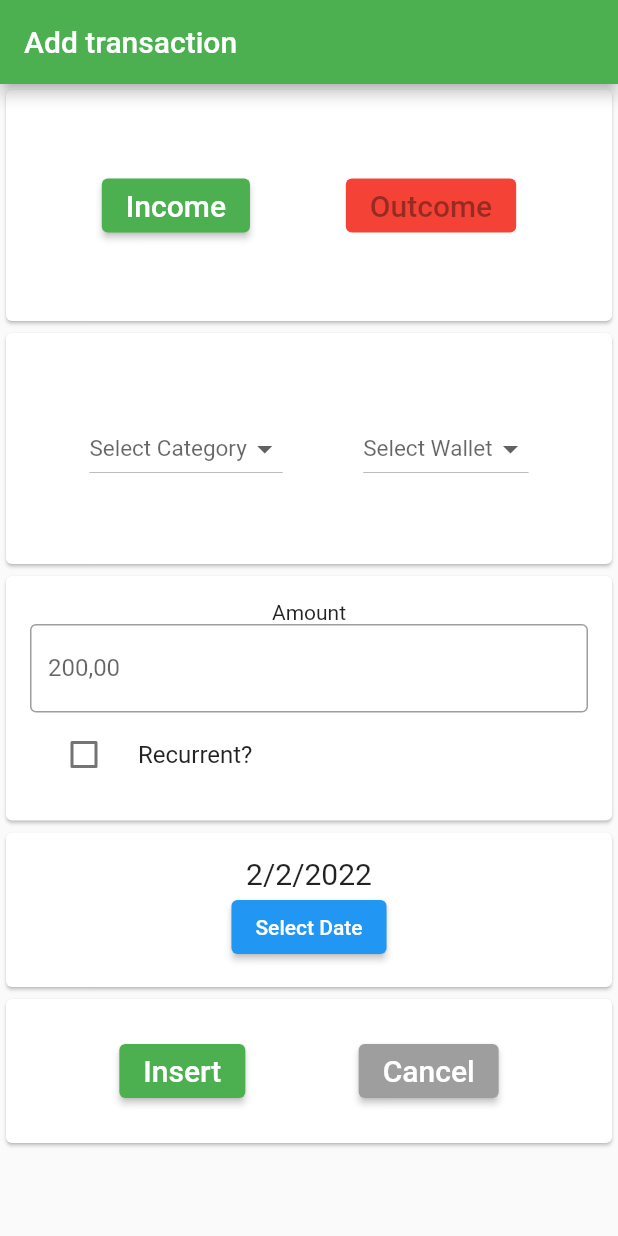
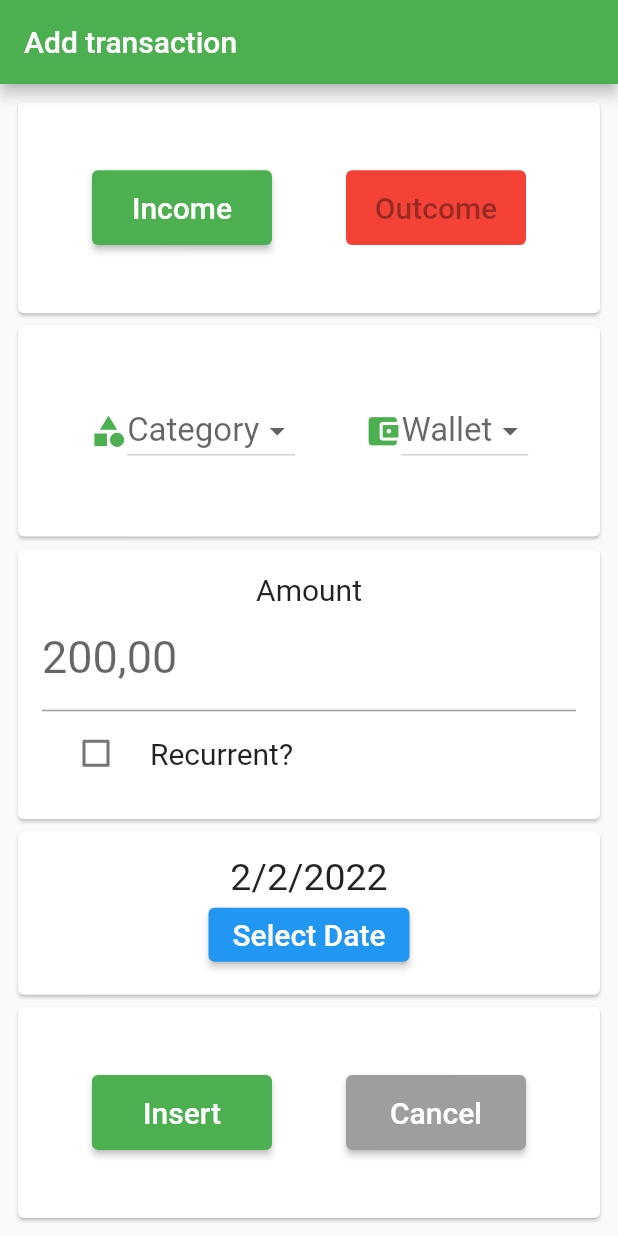
Before and after one commit to ICEI-PUC-Minas-PPLES-TI/plf-es-2022-1-ti5-5104100-DinDin, a Flutter app: the screen it shows after launch, on a phone screen of 412 x 824 dp. Run offline on Flutter 3.47's test engine with Material 2 defaults, Android fonts, the phone set to English and light mode, and no system bars.

Commit message:
style and padding

```diff
--- a/Codigo/dindin-mobile/dindin/lib/Components/dropCategory.dart
+++ b/Codigo/dindin-mobile/dindin/lib/Components/dropCategory.dart
@@ -12,9 +12,13 @@ class DropCategory extends StatelessWidget {
           builder: (BuildContext context, String value, _) {
             return Row(
               children: [
+                const Icon(
+                  Icons.category,
+                  color: Colors.green,
+                  size: 25.0,
+                ),
                 DropdownButton<String>(
-                  hint: const Text("Select Category",
-                        style: TextStyle(fontSize: 15)),
+                  hint: const Text("Category", style: TextStyle(fontSize: 22)),
                   value: (value.isEmpty) ? null : value,
                   onChanged: (option) => dropValue.value = option.toString(),
                   items: dropOptionsCategories
@@ -25,8 +29,7 @@ class DropCategory extends StatelessWidget {
                         ),
                       )
                       .toList(),
-                )
-                ,
+                ),
               ],
             );
           }),
--- a/Codigo/dindin-mobile/dindin/lib/Components/dropWallet.dart
+++ b/Codigo/dindin-mobile/dindin/lib/Components/dropWallet.dart
@@ -12,9 +12,13 @@ class DropWallet extends StatelessWidget {
           builder: (BuildContext context, String value, _) {
             return Row(
               children: [
+                const Icon(
+                  Icons.account_balance_wallet,
+                  color: Colors.green,
+                  size: 25.0,
+                ),
                 DropdownButton<String>(
-                  hint: const Text("Select Wallet",
-                        style: TextStyle(fontSize: 15)),
+                  hint: const Text("Wallet", style: TextStyle(fontSize: 22)),
                   value: (value.isEmpty) ? null : value,
                   onChanged: (option) => dropValue.value = option.toString(),
                   items: dropOptionsWallets
--- a/Codigo/dindin-mobile/dindin/lib/pages/transaction.dart
+++ b/Codigo/dindin-mobile/dindin/lib/pages/transaction.dart
@@ -31,7 +31,9 @@ class _TransactionState extends State<Transaction> {
           title: Text("Add transaction"),
           backgroundColor: Colors.green,
         ),
-        body: Column(
+        body: Padding(
+          padding: const EdgeInsets.all(8.0),
+          child: Column(
             children: <Widget>[
               Flexible(
                 flex: 1,
@@ -40,7 +42,10 @@ class _TransactionState extends State<Transaction> {
                     child: Row(
                       mainAxisAlignment: MainAxisAlignment.spaceEvenly,
                       children: [
-                      ElevatedButton(
+                        SizedBox(
+                          height: 50,
+                          width: 120,
+                          child: ElevatedButton(
                             onPressed: _isIncome ? null : changeButtonState,
                             style: ButtonStyle(
                               backgroundColor:
@@ -51,14 +56,19 @@ class _TransactionState extends State<Transaction> {
                               style: TextStyle(fontSize: 20),
                             ),
                           ),
-                      ElevatedButton(
+                        ),
+                        SizedBox(
+                          height: 50,
+                          width: 120,
+                          child: ElevatedButton(
                               onPressed: _isIncome ? changeButtonState : null,
                               style: ButtonStyle(
                                 backgroundColor:
                                     MaterialStateProperty.all<Color>(Colors.red),
                               ),
-                          child:
-                              Text("Outcome", style: TextStyle(fontSize: 20))),
+                              child: Text("Outcome",
+                                  style: TextStyle(fontSize: 20))),
+                        ),
                       ],
                     ),
                   ),
@@ -84,19 +94,28 @@ class _TransactionState extends State<Transaction> {
                         padding: const EdgeInsets.all(16.0),
                         child: Column(
                           children: [
-                          Text("Amount"),
-                          TextField(
+                            Text(
+                              "Amount",
+                              style: TextStyle(fontSize: 20),
+                            ),
+                            SizedBox(
+                              child: TextField(
                                 keyboardType: TextInputType.number,
                                 onChanged: null,
                                 decoration: InputDecoration(
                                     labelText: "200,00",
-                                border: OutlineInputBorder(),
+                                    labelStyle: TextStyle(fontSize: 30),
+                                    border: UnderlineInputBorder(),
                                     focusedBorder: OutlineInputBorder(
                                       borderSide: BorderSide(color: Colors.green),
                                     )),
                               ),
+                            ),
                             CheckboxListTile(
-                            title: Text("Recurrent?"),
+                              title: Text(
+                                "Recurrent?",
+                                style: TextStyle(fontSize: 20),
+                              ),
                               value: isChecked,
                               onChanged: (bool? opt) {
                                 setState(() {
@@ -117,10 +136,11 @@ class _TransactionState extends State<Transaction> {
                       child: Column(children: [
                         Text(
                           '${date.day}/${date.month}/${date.year}',
-                        style: TextStyle(fontSize: 20),
+                          style: TextStyle(fontSize: 25),
                         ),
                         ElevatedButton(
-                          child: Text('Select Date'),
+                            child: Text('Select Date',
+                            style: TextStyle(fontSize: 20),),
                             onPressed: () async {
                               DateTime? newDate = await showDatePicker(
                                   context: context,
@@ -135,7 +155,7 @@ class _TransactionState extends State<Transaction> {
                   ),
                 ),
               ),
-            Flexible(
+              Expanded(
                 flex: 1,
                 child: Card(
                   child: Center(
@@ -143,15 +163,22 @@ class _TransactionState extends State<Transaction> {
                     child: Row(
                       mainAxisAlignment: MainAxisAlignment.spaceEvenly,
                       children: [
-                      ElevatedButton(
+                        SizedBox(
+                          height: 50,
+                          width: 120,
+                          child: ElevatedButton(
                               onPressed: insertTransaction,
                               style: ButtonStyle(
-                            backgroundColor:
-                                MaterialStateProperty.all<Color>(Colors.green),
+                                backgroundColor: MaterialStateProperty.all<Color>(
+                                    Colors.green),
                               ),
                               child:
                                   Text("Insert", style: TextStyle(fontSize: 20))),
-                      ElevatedButton(
+                        ),
+                        SizedBox(
+                          height: 50,
+                          width: 120,
+                          child: ElevatedButton(
                               onPressed: cancelTransaction,
                               style: ButtonStyle(
                                 backgroundColor:
@@ -159,12 +186,14 @@ class _TransactionState extends State<Transaction> {
                               ),
                               child:
                                   Text("Cancel", style: TextStyle(fontSize: 20))),
+                        ),
                       ],
                     ),
                   ),
                 ),
               ),
             ],
+          ),
         ));
   }
 }
```
Lines whose indentation alone changed are shown as unchanged.
